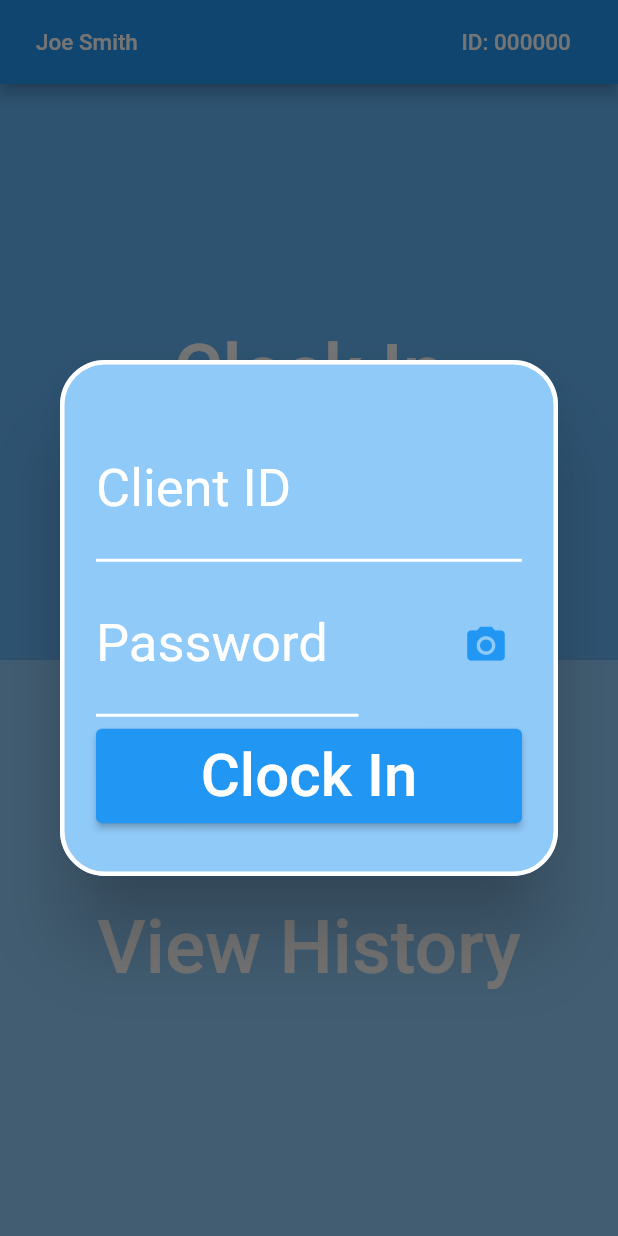
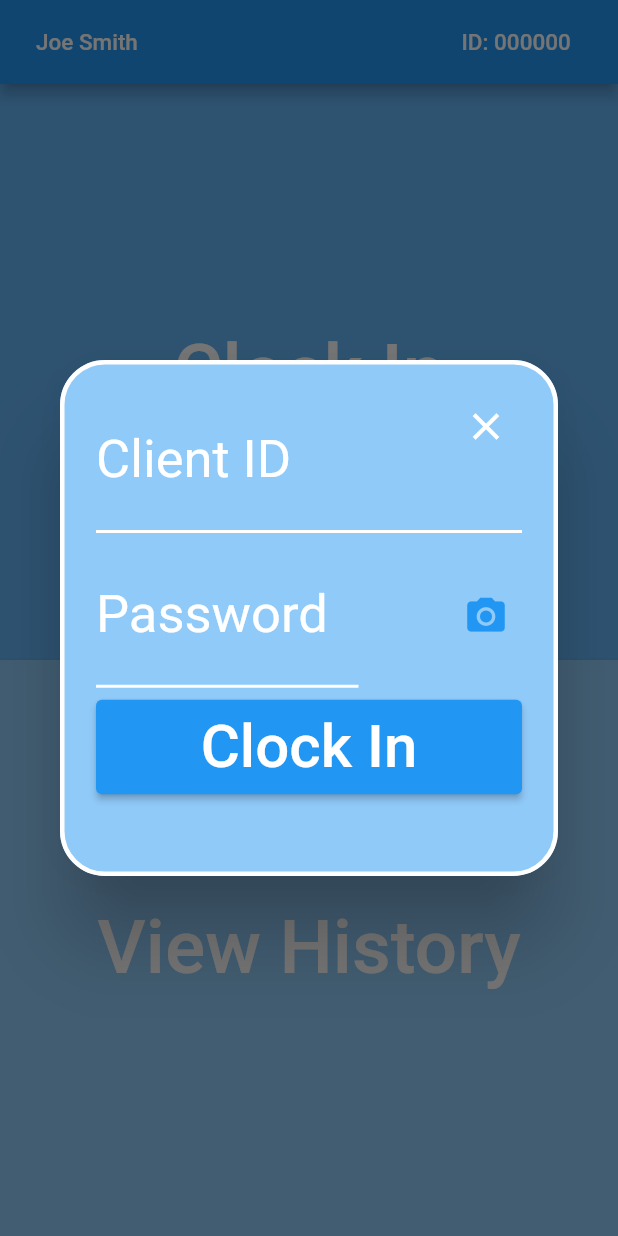
Before and after one commit to oatleals/ShepherdUI, a Flutter app: the screen it shows after launch, after a tap on "Clock In", on a phone screen of 412 x 824 dp. Run offline on Flutter 3.47's test engine with Material 2 defaults, Android fonts, the phone set to English and light mode, and no system bars; our stand-ins replace location, sqflite; accounts and stored records are empty.

```diff
--- a/shepherd/lib/UI/ClockInForm.dart
+++ b/shepherd/lib/UI/ClockInForm.dart
@@ -24,11 +24,14 @@ class _ClockInFormState extends State<ClockInForm>
     TextEditingController clientIdText = globalState.clientIDController;
 
     return Column(
-      mainAxisAlignment: MainAxisAlignment.center,
+      mainAxisAlignment: MainAxisAlignment.start,
       crossAxisAlignment: CrossAxisAlignment.start,
       children: <Widget>[
+        Stack(
+          alignment: AlignmentDirectional.topEnd,
+          children: [
             Padding(
-          padding: const EdgeInsets.only(top: 8.0),
+              padding: const EdgeInsets.only(top: 0.0),
               child: TextField(
                 style: TextStyle(
                   fontSize:35,
@@ -48,6 +51,14 @@ class _ClockInFormState extends State<ClockInForm>
                 ),
               ),
             ),
+            IconButton(
+              iconSize: 30,
+              color: Colors.white,
+              onPressed:() { Navigator.of(context).pop(); },
+              icon: Icon(Icons.close)
+            ),
+          ],
+        ),
         Padding(
           padding: const EdgeInsets.only(top:8.0, bottom:8.0),
           child: Row(
@@ -60,7 +71,7 @@ class _ClockInFormState extends State<ClockInForm>
                     fontSize:35,
                     color: Colors.blue
                   ),
-                  controller: globalState.clientPassController,
+                  controller: globalState.clockInPassController,
                   keyboardType: TextInputType.number,
                   obscureText: false,
                   decoration: InputDecoration(
--- a/shepherd/lib/UI/HomePage.dart
+++ b/shepherd/lib/UI/HomePage.dart
@@ -82,7 +82,9 @@ class _HomePageState extends State<HomePage>
     showDialog<AlertDialog>(
       context: context,
       builder: (context) {
-        return AlertDialog(
+        return Scaffold(
+          backgroundColor: Colors.transparent,
+          body: AlertDialog(
             shape: RoundedRectangleBorder(
               borderRadius: BorderRadius.circular(30),
               side: BorderSide(color: Colors.white, width: 3)
@@ -92,6 +94,7 @@ class _HomePageState extends State<HomePage>
               height: 300,
               child: ClockInForm()
             )
+          ),
         );
       }
     );
@@ -102,7 +105,9 @@ class _HomePageState extends State<HomePage>
     showDialog<AlertDialog>(
       context: context,
       builder: (context) {
-        return AlertDialog(
+        return Scaffold(
+          backgroundColor: Colors.transparent,
+          body: AlertDialog(
             shape: RoundedRectangleBorder(
               borderRadius: BorderRadius.circular(30),
               side: BorderSide(color: Colors.white, width: 3)
@@ -112,6 +117,7 @@ class _HomePageState extends State<HomePage>
               height: 300,
               child: ClockOutForm()
             )
+          ),
         );
       }
     );
--- a/shepherd/lib/provider/GlobalState.dart
+++ b/shepherd/lib/provider/GlobalState.dart
@@ -17,7 +17,8 @@ class GlobalState extends ChangeNotifier
 
   // Used to grab data from TextField objects.
   final clientIDController = TextEditingController();
-  final clientPassController = TextEditingController();
+  final clockInPassController = TextEditingController();
+  final clockOutPassController = TextEditingController();
 
 
   GlobalState(this.localdbContainer)
@@ -26,8 +27,7 @@ class GlobalState extends ChangeNotifier
 
     isClockedIn = false;
 
-    // Query database.  If every entry isAuthenticated, set isClockedIn = false
-    // Otherwise, grab the entry with the newest timestamp, check its
+    // Query database, grab the entry with the newest timestamp, check its
     // isClockedIn value, and set GlobalState's isClockedIn accordingly.
   }
 
```
Also changed, not shown: shepherd/lib/UI/ClockOutForm.dart (+12 -0 lines), shepherd/lib/controllers/ClockController.dart (+33 -4 lines). Lines whose indentation alone changed are shown as unchanged.
